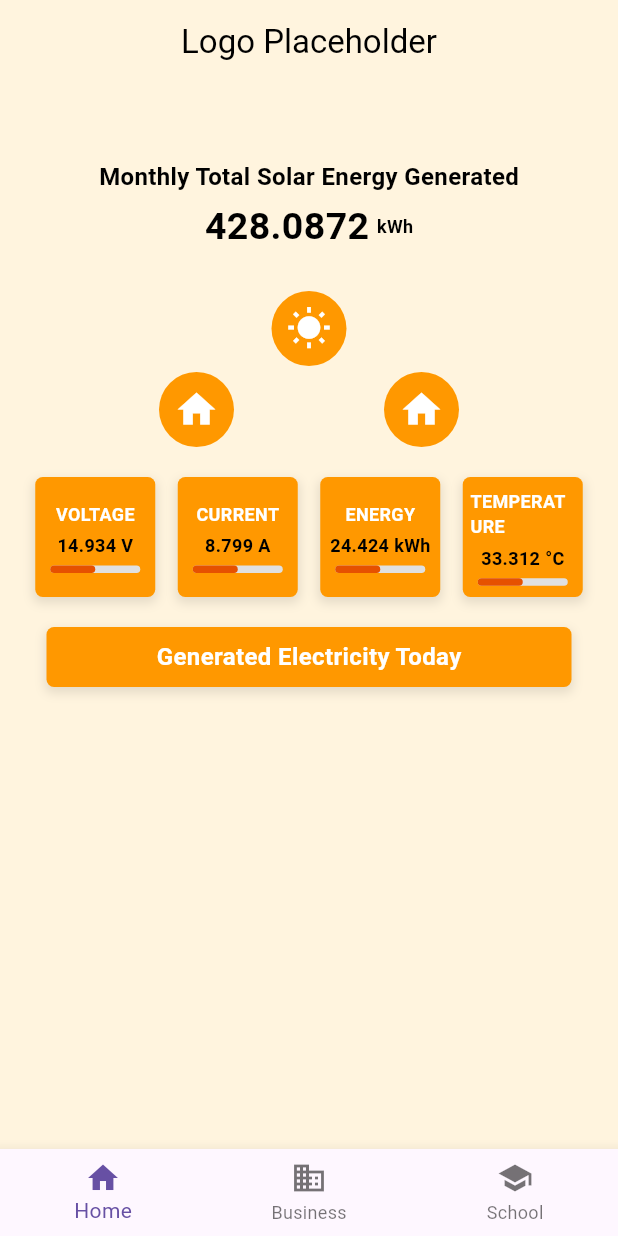
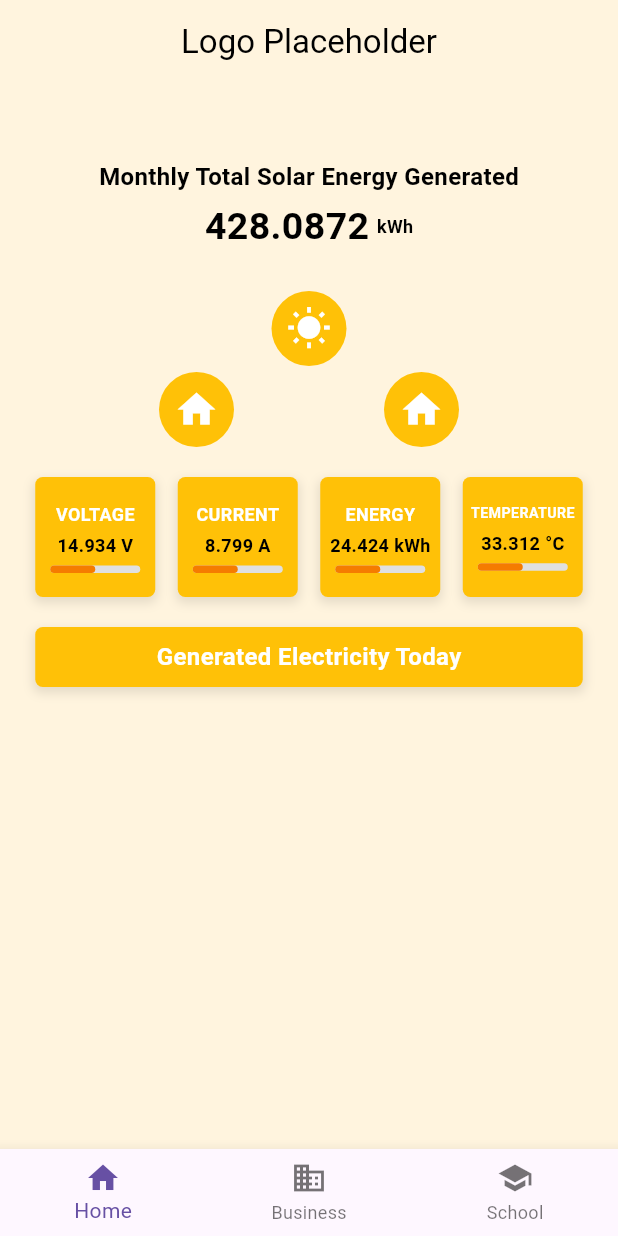
Before and after one commit to Alexdc12345/SINAG, a Flutter app: the screen it shows after launch, on a phone screen of 412 x 824 dp. Run offline on Flutter 3.47's test engine with Material 3 defaults, Android fonts, the light colour scheme and no system bars; our stand-ins replace fl_chart.

Commit message:
Updated UI to adjust temperature label font size and modified color codes

```diff
--- a/lib/Screens/Home.dart
+++ b/lib/Screens/Home.dart
@@ -21,9 +21,9 @@ class HomePage extends StatelessWidget {
       body: Column(
         children: [
           const SizedBox(height: 50),
-          const Column(  // Removed const from here
+          const Column(
             mainAxisAlignment: MainAxisAlignment.center,
-            children: [  // Moved const here
+            children: [
               Text(
                 'Monthly Total Solar Energy Generated',
                 style: TextStyle(
@@ -59,26 +59,26 @@ class HomePage extends StatelessWidget {
             ],
           ),
           const SizedBox(height: 25),
-          Column( // Removed const from here
+          const Column(
             children: [
-              const CircleAvatar( // Moved const here
+              CircleAvatar(
                 radius: 25,
-                backgroundColor: Colors.orange,
+                backgroundColor: Color(0xFFFFC107), // Changed from orange to #FFC107
                 child: Icon(Icons.wb_sunny, size: 30, color: Colors.white),
               ),
-              const SizedBox(height: 4),
+              SizedBox(height: 4),
               Row(
                 mainAxisAlignment: MainAxisAlignment.center,
-                children: const [
+                children: [
                   CircleAvatar(
                     radius: 25,
-                    backgroundColor: Colors.orange,
+                    backgroundColor: Color(0xFFFFC107), // Changed from orange to #FFC107
                     child: Icon(Icons.home, size: 30, color: Colors.white),
                   ),
                   SizedBox(width: 100),
                   CircleAvatar(
                     radius: 25,
-                    backgroundColor: Colors.orange,
+                    backgroundColor: Color(0xFFFFC107), // Changed from orange to #FFC107
                     child: Icon(Icons.home, size: 30, color: Colors.white),
                   ),
                 ],
@@ -107,9 +107,9 @@ class HomePage extends StatelessWidget {
           const SizedBox(height: 20), // Space below the row of containers
           Container(
             height: 40, // Adjusted height to fit the text
-            width: 350,
+            width: 365,
             decoration: BoxDecoration(
-              color: Colors.orange,
+              color: const Color(0xFFFFC107), // Changed from orange to #FFC107
               borderRadius: BorderRadius.circular(5.0),
               boxShadow: [
                 BoxShadow(
@@ -120,7 +120,7 @@ class HomePage extends StatelessWidget {
                 ),
               ],
             ),
-            child: const Center( // Changed from Column to Center
+            child: const Center(
               child: Text(
                 'Generated Electricity Today',
                 style: TextStyle(
@@ -132,7 +132,6 @@ class HomePage extends StatelessWidget {
             ),
           ),
           const SizedBox(height: 25),
-
         ],
       ),
       bottomNavigationBar: BottomNavigationBar(
@@ -155,11 +154,14 @@ class HomePage extends StatelessWidget {
   }
 
   Widget _buildStatusContainer(String label, String value, double progress) {
+    // Set color based on progress value
+    Color progressColor = progress == 0 ? const Color(0xFFD0AD67) : const Color(0xFFF57C00);
+
     return Container(
       width: 80,
       height: 80,
       decoration: BoxDecoration(
-        color: Colors.orange,
+        color: const Color(0xFFFFC107),
         borderRadius: BorderRadius.circular(5.0),
         boxShadow: [
           BoxShadow(
@@ -176,8 +178,8 @@ class HomePage extends StatelessWidget {
         children: [
           Text(
             label,
-            style: const TextStyle(
-              fontSize: 12,
+            style: TextStyle(
+              fontSize: label == 'TEMPERATURE' ? 9.5 : 12, // Decrease font size for "TEMPERATURE"
               fontWeight: FontWeight.bold,
               color: Colors.white,
             ),
@@ -205,7 +207,7 @@ class HomePage extends StatelessWidget {
               widthFactor: progress, // Adjust this value to set progress level
               child: Container(
                 decoration: BoxDecoration(
-                  color: Colors.orange[900], // Color of the filled part
+                  color: progressColor, // Color of the filled part based on progress
                   borderRadius: BorderRadius.circular(8.0),
                 ),
               ),
--- a/lib/main.dart
+++ b/lib/main.dart
@@ -1,7 +1,5 @@
 import 'package:flutter/material.dart';
 import 'package:sinag/Screens/Home.dart';
-import 'package:sinag/Screens/Tester.dart';
-import 'package:sinag/Screens/charttest.dart';
 
 void main() {
   runApp(const MyApp());
```
Also changed, not shown: 1 other file.
